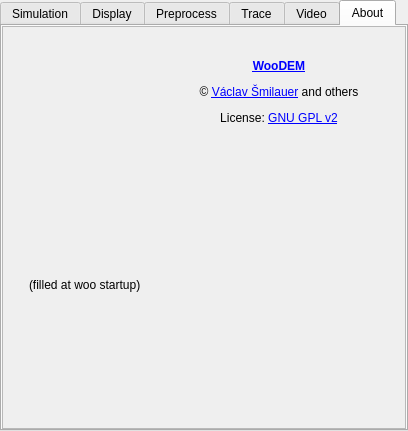
Above: gui/qt4/controller.ui from Azeko2xo/woodem before the change. Below: the same form after it.
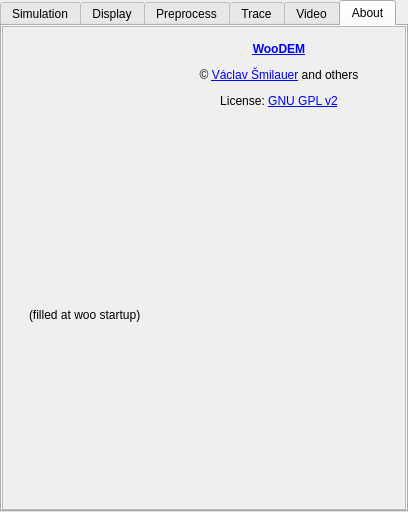
That is the form after the change. The open tabs and pages were chosen to show the change. Icons and pictures are not drawn.

Commit message: 1. Show information about extra modules in the About dialogue

The edit to the form file:
```diff
--- a/gui/qt4/controller.ui
+++ b/gui/qt4/controller.ui
@@ -7,7 +7,7 @@
     <x>0</x>
     <y>0</y>
     <width>408</width>
-    <height>431</height>
+    <height>512</height>
    </rect>
   </property>
   <property name="sizePolicy">
@@ -995,7 +995,7 @@
             <x>0</x>
             <y>0</y>
             <width>402</width>
-            <height>396</height>
+            <height>477</height>
            </rect>
           </property>
           <property name="sizePolicy">
@@ -1116,8 +1116,14 @@
                </property>
               </widget>
              </item>
-             <item row="1" column="0" colspan="2">
-              <widget class="QLabel" name="aboutDataLabel">
+             <item row="2" column="0" colspan="2">
+              <widget class="QLabel" name="aboutGeneralLabel">
+               <property name="sizePolicy">
+                <sizepolicy hsizetype="Preferred" vsizetype="Preferred">
+                 <horstretch>0</horstretch>
+                 <verstretch>1</verstretch>
+                </sizepolicy>
+               </property>
                <property name="text">
                 <string>(filled at woo startup)</string>
                </property>
@@ -1135,6 +1141,13 @@
                </property>
               </widget>
              </item>
+             <item row="1" column="0" colspan="2">
+              <widget class="QLabel" name="aboutExtraLabel">
+               <property name="text">
+                <string/>
+               </property>
+              </widget>
+             </item>
             </layout>
            </item>
           </layout>
```
Left out of the diff: 8 changed lines with no effect on the pictures. The commit also changes 1 other file.
